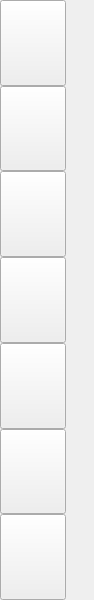
This is bqViewer/ui/ViewerPdfPageHandlerLandscape.ui in bq/cervantes as Qt 5 draws it before an edit. The edited form follows.
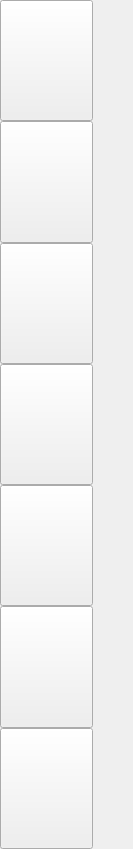
This is the edited form.

What changed in the file:
```diff
--- a/bqViewer/ui/ViewerPdfPageHandlerLandscape.ui
+++ b/bqViewer/ui/ViewerPdfPageHandlerLandscape.ui
@@ -6,8 +6,8 @@
    <rect>
     <x>0</x>
     <y>0</y>
-    <width>94</width>
-    <height>600</height>
+    <width>133</width>
+    <height>849</height>
    </rect>
   </property>
   <property name="windowTitle">
@@ -21,8 +21,8 @@
     <rect>
      <x>0</x>
      <y>0</y>
-     <width>66</width>
-     <height>600</height>
+     <width>93</width>
+     <height>849</height>
     </rect>
    </property>
    <layout class="QVBoxLayout" name="verticalLayout">
```
Left out of the diff: 20 changed lines with no effect on the pictures.
